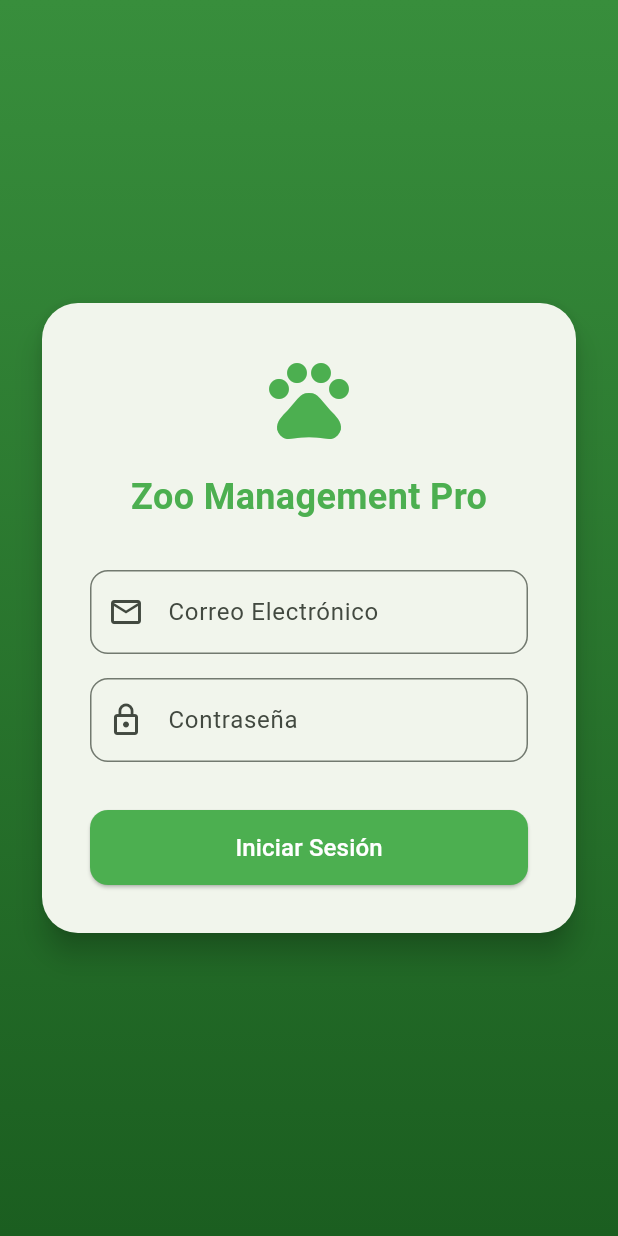
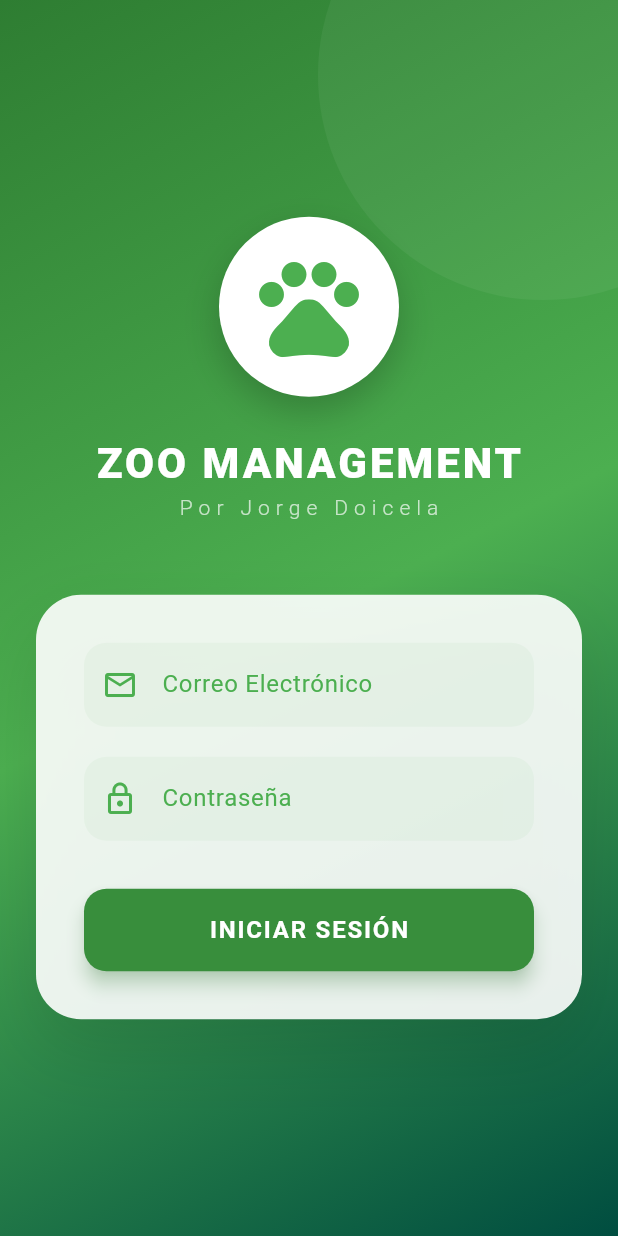
Before and after one commit to JorgeDoicela/zoo_app, a Flutter app: the screen it shows after launch, on a phone screen of 412 x 824 dp. Run offline on Flutter 3.47's test engine with Material 3 defaults, Android fonts, the phone set to English and light mode, and no system bars; our stand-ins replace cached_network_image, cloud_firestore, firebase_auth, firebase_core, flutter_riverpod, flutter_secure_storage and 5 more; missing offline and left inert: flutter_secure_local_storage, mobile_scanner; accounts and stored records are empty; network calls fail.

Commit message:
Con perro

```diff
--- a/lib/features/auth/presentation/login_screen.dart
+++ b/lib/features/auth/presentation/login_screen.dart
@@ -40,76 +40,180 @@ class _LoginScreenState extends ConsumerState<LoginScreen> {
   @override
   Widget build(BuildContext context) {
     return Scaffold(
-      body: Container(
+      body: Stack(
+        children: [
+          // Fondo con gradiente dinámico
+          Container(
             decoration: BoxDecoration(
               gradient: LinearGradient(
-            begin: Alignment.topCenter,
-            end: Alignment.bottomCenter,
-            colors: [Colors.green.shade700, Colors.green.shade900],
+                begin: Alignment.topLeft,
+                end: Alignment.bottomRight,
+                colors: [
+                  Colors.green.shade800,
+                  Colors.green.shade500,
+                  Colors.teal.shade900,
+                ],
               ),
             ),
-        child: Center(
+          ),
+          // Círculos de fondo decorativos para efecto premium
+          Positioned(
+            top: -100,
+            right: -100,
+            child: Container(
+              width: 300,
+              height: 300,
+              decoration: BoxDecoration(
+                shape: BoxShape.circle,
+                color: Colors.white.withOpacity(0.05),
+              ),
+            ),
+          ),
+          Center(
             child: SingleChildScrollView(
               padding: const EdgeInsets.all(24),
-            child: Card(
-              elevation: 8,
-              shape: RoundedRectangleBorder(borderRadius: BorderRadius.circular(24)),
+              child: Column(
+                children: [
+                  // Logo Container con sombra y bordes suaves
+                  Container(
+                    padding: const EdgeInsets.all(20),
+                    decoration: BoxDecoration(
+                      color: Colors.white,
+                      shape: BoxShape.circle,
+                      boxShadow: [
+                        BoxShadow(
+                          color: Colors.black.withOpacity(0.2),
+                          blurRadius: 20,
+                          offset: const Offset(0, 10),
+                        ),
+                      ],
+                    ),
+                    child: Image.network(
+                      'https://cdn-icons-png.flaticon.com/512/616/616408.png', // Logo de un Perro
+                      height: 80,
+                      width: 80,
+                      errorBuilder: (context, error, stackTrace) => const Icon(
+                        Icons.pets,
+                        size: 80,
+                        color: Colors.green,
+                      ),
+                    ),
+                  ),
+                  const SizedBox(height: 24),
+                  const Text(
+                    'ZOO MANAGEMENT',
+                    style: TextStyle(
+                      fontSize: 28,
+                      fontWeight: FontWeight.w900,
+                      color: Colors.white,
+                      letterSpacing: 2,
+                    ),
+                  ),
+                  const Text(
+                    'Por Jorge Doicela',
+                    style: TextStyle(
+                      fontSize: 14,
+                      fontWeight: FontWeight.w300,
+                      color: Colors.white70,
+                      letterSpacing: 4,
+                    ),
+                  ),
+                  const SizedBox(height: 48),
+                  // Card con efecto Glassmorphism
+                  Container(
+                    constraints: const BoxConstraints(maxWidth: 400),
+                    decoration: BoxDecoration(
+                      color: Colors.white.withOpacity(0.9),
+                      borderRadius: BorderRadius.circular(30),
+                      boxShadow: [
+                        BoxShadow(
+                          color: Colors.black.withOpacity(0.1),
+                          blurRadius: 40,
+                          offset: const Offset(0, 20),
+                        ),
+                      ],
+                    ),
                     child: Padding(
                       padding: const EdgeInsets.all(32),
                       child: Column(
                         mainAxisSize: MainAxisSize.min,
                         children: [
-                    const Icon(Icons.pets, size: 64, color: Colors.green),
-                    const SizedBox(height: 16),
-                    const Text(
-                      'Zoo Management Pro',
-                      style: TextStyle(
-                        fontSize: 24,
-                        fontWeight: FontWeight.bold,
-                        color: Colors.green,
+                          TextField(
+                            controller: _emailController,
+                            style: const TextStyle(color: Colors.black87),
+                            decoration: InputDecoration(
+                              labelText: 'Correo Electrónico',
+                              labelStyle: const TextStyle(color: Colors.green),
+                              prefixIcon: const Icon(Icons.email_outlined, color: Colors.green),
+                              filled: true,
+                              fillColor: Colors.green.withOpacity(0.05),
+                              border: OutlineInputBorder(
+                                borderRadius: BorderRadius.circular(15),
+                                borderSide: BorderSide.none,
+                              ),
+                              focusedBorder: OutlineInputBorder(
+                                borderRadius: BorderRadius.circular(15),
+                                borderSide: const BorderSide(color: Colors.green, width: 2),
                               ),
                             ),
-                    const SizedBox(height: 32),
-                    TextField(
-                      controller: _emailController,
-                      decoration: InputDecoration(
-                        labelText: 'Correo Electrónico',
-                        prefixIcon: const Icon(Icons.email_outlined),
-                        border: OutlineInputBorder(borderRadius: BorderRadius.circular(12)),
                           ),
-                    ),
-                    const SizedBox(height: 16),
+                          const SizedBox(height: 20),
                           TextField(
                             controller: _passwordController,
                             obscureText: true,
+                            style: const TextStyle(color: Colors.black87),
                             decoration: InputDecoration(
                               labelText: 'Contraseña',
-                        prefixIcon: const Icon(Icons.lock_outline),
-                        border: OutlineInputBorder(borderRadius: BorderRadius.circular(12)),
+                              labelStyle: const TextStyle(color: Colors.green),
+                              prefixIcon: const Icon(Icons.lock_outline, color: Colors.green),
+                              filled: true,
+                              fillColor: Colors.green.withOpacity(0.05),
+                              border: OutlineInputBorder(
+                                borderRadius: BorderRadius.circular(15),
+                                borderSide: BorderSide.none,
+                              ),
+                              focusedBorder: OutlineInputBorder(
+                                borderRadius: BorderRadius.circular(15),
+                                borderSide: const BorderSide(color: Colors.green, width: 2),
+                              ),
                             ),
                           ),
                           const SizedBox(height: 32),
                           SizedBox(
                             width: double.infinity,
-                      height: 50,
+                            height: 55,
                             child: ElevatedButton(
                               onPressed: _isLoading ? null : _login,
                               style: ElevatedButton.styleFrom(
-                          backgroundColor: Colors.green,
+                                backgroundColor: Colors.green.shade700,
                                 foregroundColor: Colors.white,
-                          shape: RoundedRectangleBorder(borderRadius: BorderRadius.circular(12)),
+                                elevation: 5,
+                                shadowColor: Colors.green.withOpacity(0.5),
+                                shape: RoundedRectangleBorder(
+                                  borderRadius: BorderRadius.circular(15),
+                                ),
                               ),
                               child: _isLoading
                                 ? const CircularProgressIndicator(color: Colors.white)
-                          : const Text('Iniciar Sesión', style: TextStyle(fontSize: 16)),
+                                : const Text(
+                                    'INICIAR SESIÓN',
+                                    style: TextStyle(
+                                      fontSize: 16,
+                                      fontWeight: FontWeight.bold,
+                                      letterSpacing: 1.2,
+                                    ),
+                                  ),
                             ),
                           ),
                         ],
                       ),
                     ),
                   ),
+                ],
               ),
             ),
+          ),
+        ],
       ),
     );
   }
```
Lines whose indentation alone changed are shown as unchanged.
